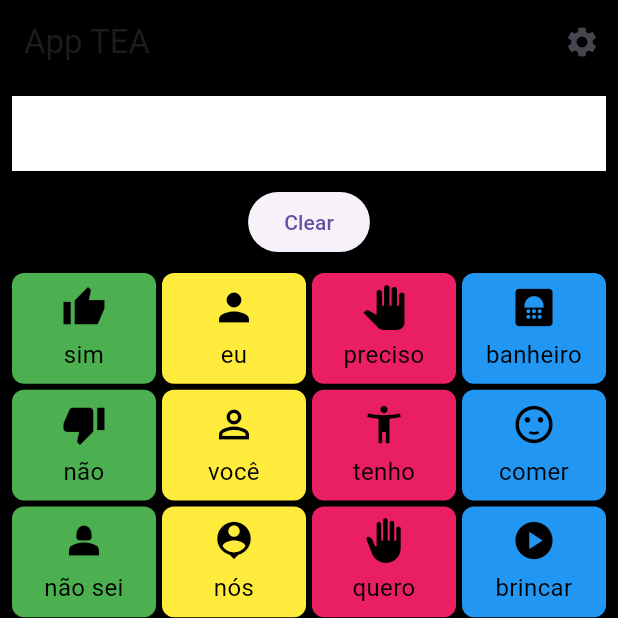
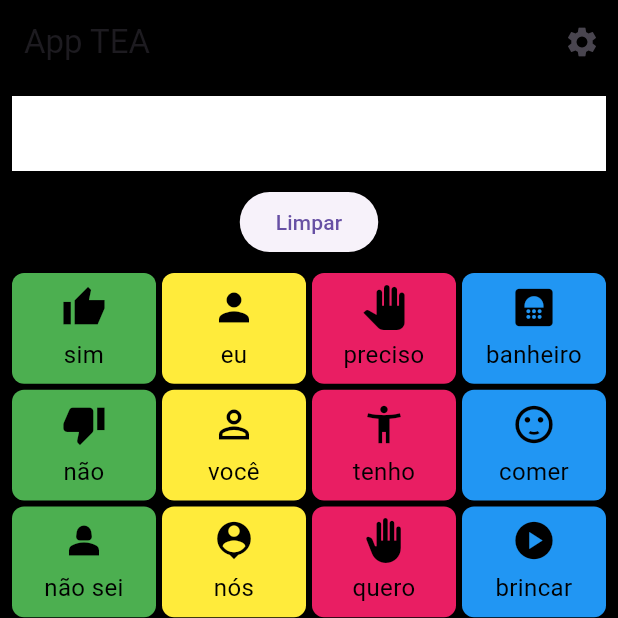
Before and after one commit to GaaDias/Aplicativo_CAA, a Flutter app: the screen it shows after launch, on a phone screen of 412 x 824 dp, the top half of it. Run offline on Flutter 3.47's test engine with Material 3 defaults, Android fonts, the phone set to English and light mode, and no system bars.

Commit message:
template home page

```diff
--- a/lib/screens/home_page.dart
+++ b/lib/screens/home_page.dart
@@ -8,6 +8,7 @@ class HomePage extends StatefulWidget {
 }
 
 class _HomePageState extends State<HomePage> {
+  // Futuramente trocar os Icons pelas imagens do Arasaac
   final List<Cards> buttons = [
     Cards("sim", Colors.green, Icons.thumb_up_alt_sharp),
     Cards("eu", Colors.yellow, Icons.person),
@@ -58,7 +59,7 @@ class _HomePageState extends State<HomePage> {
           SizedBox(height: 10),
           ElevatedButton(
             onPressed: clearWords,
-            child: Text("Clear"),
+            child: Text("Limpar"),
           ),
           SizedBox(height: 10),
           Expanded(
```
